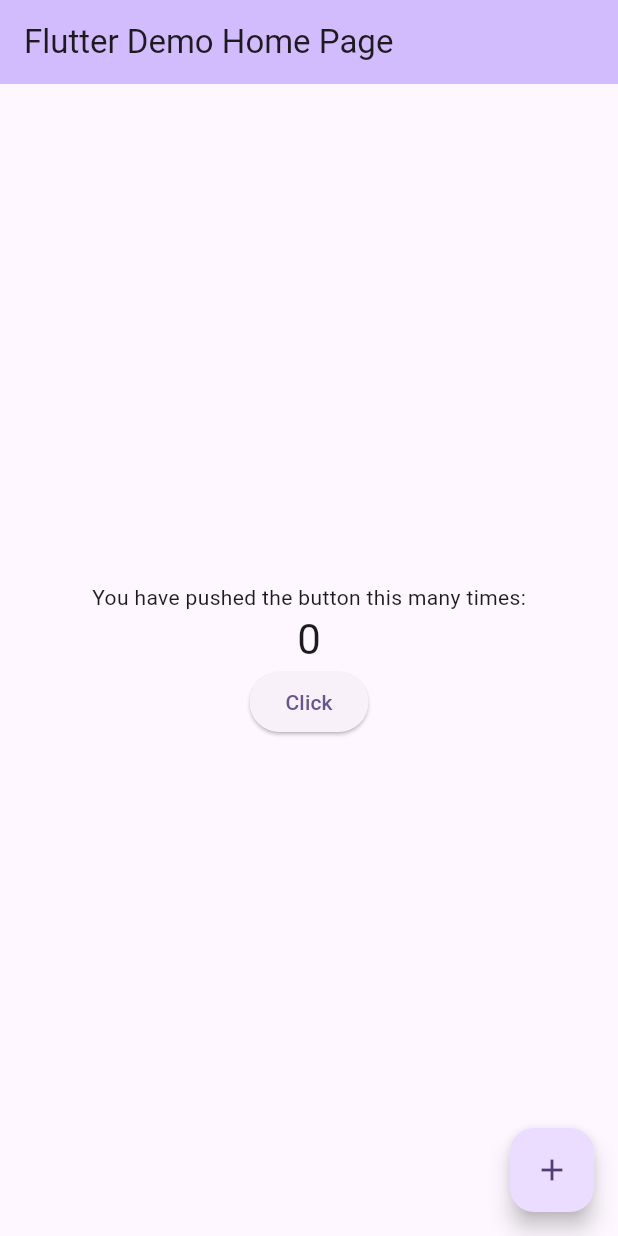
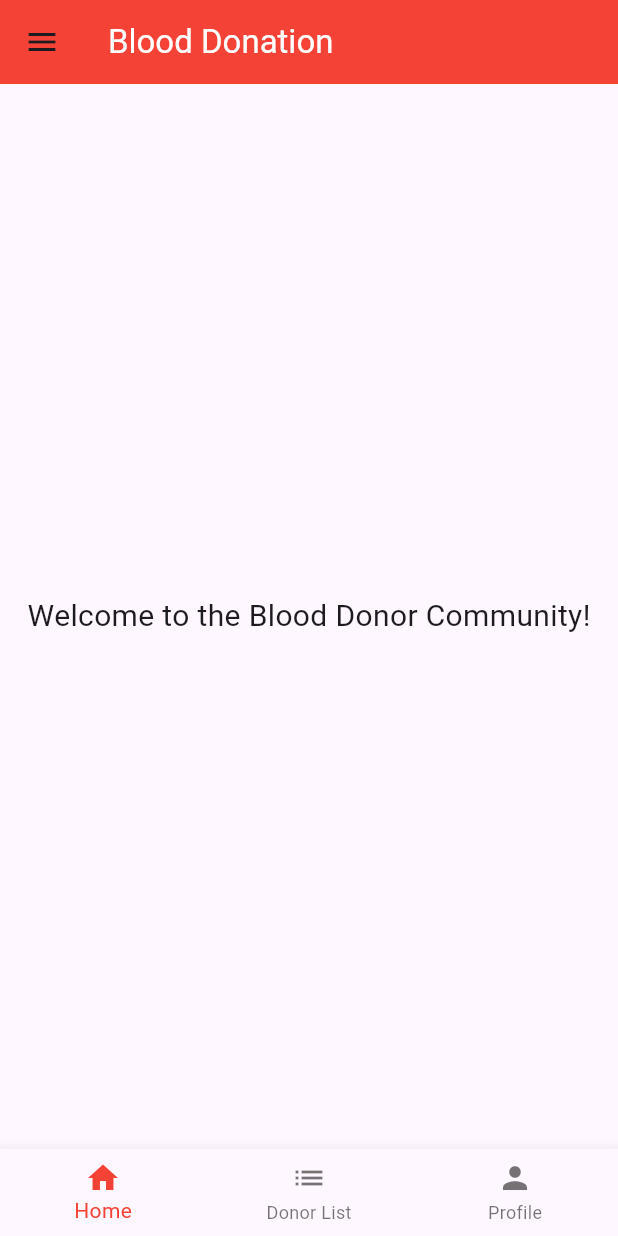
Before and after one commit to tabib-arham/project3, a Flutter app: the screen it shows after launch, on a phone screen of 412 x 824 dp. Run offline on Flutter 3.47's test engine with Material 3 defaults, Android fonts, the phone set to English and light mode, and no system bars.

Commit message:
Update main.dart

```diff
--- a/flutter_application_1/lib/main.dart
+++ b/flutter_application_1/lib/main.dart
@@ -10,35 +10,29 @@ class MyApp extends StatelessWidget {
   @override
   Widget build(BuildContext context) {
     return MaterialApp(
-      title: 'Flutter Demo',
+      title: 'Blood Donation',
       theme: ThemeData(
-        colorScheme: ColorScheme.fromSeed(seedColor: Colors.deepPurple),
-        useMaterial3: true,
+        primarySwatch: Colors.red,
       ),
-      home: const MyHomePage(title: 'Flutter Demo Home Page'),
-      debugShowCheckedModeBanner: false, // Added this line to remove the debug banner
-      routes: {
-        '/newActivity': (context) => const NewActivity(),
-      },
+      home: const MyHomePage(),
+      debugShowCheckedModeBanner: false,
     );
   }
 }
 
 class MyHomePage extends StatefulWidget {
-  const MyHomePage({super.key, required this.title});
-
-  final String title;
+  const MyHomePage({super.key});
 
   @override
-  State<MyHomePage> createState() => _MyHomePageState();
+  _MyHomePageState createState() => _MyHomePageState();
 }
 
 class _MyHomePageState extends State<MyHomePage> {
-  int _counter = 0;
+  int _selectedIndex = 0;
 
-  void _incrementCounter() {
+  void _onItemTapped(int index) {
     setState(() {
-      _counter++;
+      _selectedIndex = index;
     });
   }
 
@@ -46,50 +40,62 @@ class _MyHomePageState extends State<MyHomePage> {
   Widget build(BuildContext context) {
     return Scaffold(
       appBar: AppBar(
-        backgroundColor: Theme.of(context).colorScheme.inversePrimary,
-        title: Text(widget.title),
+        title: const Text('Blood Donation', style: TextStyle(color: Colors.white)),
+        backgroundColor: Colors.red,
       ),
-      body: Center(
-        child: Column(
-          mainAxisAlignment: MainAxisAlignment.center,
-          children: <Widget>[
-            const Text(
-              'You have pushed the button this many times:',
+      drawer: Drawer(
+        child: ListView(
+          padding: EdgeInsets.zero,
+          children: const <Widget>[
+            DrawerHeader(
+              decoration: BoxDecoration(
+                color: Colors.red,
+              ),
+              child: Text(
+                'Menu',
+                style: TextStyle(
+                  color: Colors.white,
+                  fontSize: 24,
+                ),
+              ),
             ),
-            Text(
-              '$_counter',
-              style: Theme.of(context).textTheme.headlineMedium,
+            ListTile(
+              title: Text('Home'),
             ),
-            ElevatedButton(
-              onPressed: () {
-                Navigator.pushNamed(context, '/newActivity');
-              },
-              child: const Text('Click'),
+            ListTile(
+              title: Text('Donor List'),
+            ),
+            ListTile(
+              title: Text('Profile'),
             ),
           ],
         ),
       ),
-      floatingActionButton: FloatingActionButton(
-        onPressed: _incrementCounter,
-        tooltip: 'Increment',
-        child: const Icon(Icons.add),
+      body: const Center(
+        child: Text(
+          'Welcome to the Blood Donor Community!',
+          style: TextStyle(fontSize: 20),
+        ),
+      ),
+      bottomNavigationBar: BottomNavigationBar(
+        items: const <BottomNavigationBarItem>[
+          BottomNavigationBarItem(
+            icon: Icon(Icons.home),
+            label: 'Home',
+          ),
+          BottomNavigationBarItem(
+            icon: Icon(Icons.list),
+            label: 'Donor List',
+          ),
+          BottomNavigationBarItem(
+            icon: Icon(Icons.person),
+            label: 'Profile',
+          ),
+        ],
+        currentIndex: _selectedIndex,
+        selectedItemColor: Colors.red,
+        onTap: _onItemTapped,
       ),
     );
   }
 }
-
-class NewActivity extends StatelessWidget {
-  const NewActivity({super.key});
-
-  @override
-  Widget build(BuildContext context) {
-    return Scaffold(
-      appBar: AppBar(
-        title: const Text('New Activity'),
-      ),
-      body: const Center(
-        child: Text('Welcome to the New Activity Page!'),
-      ),
-    );
-  }
-}
```
